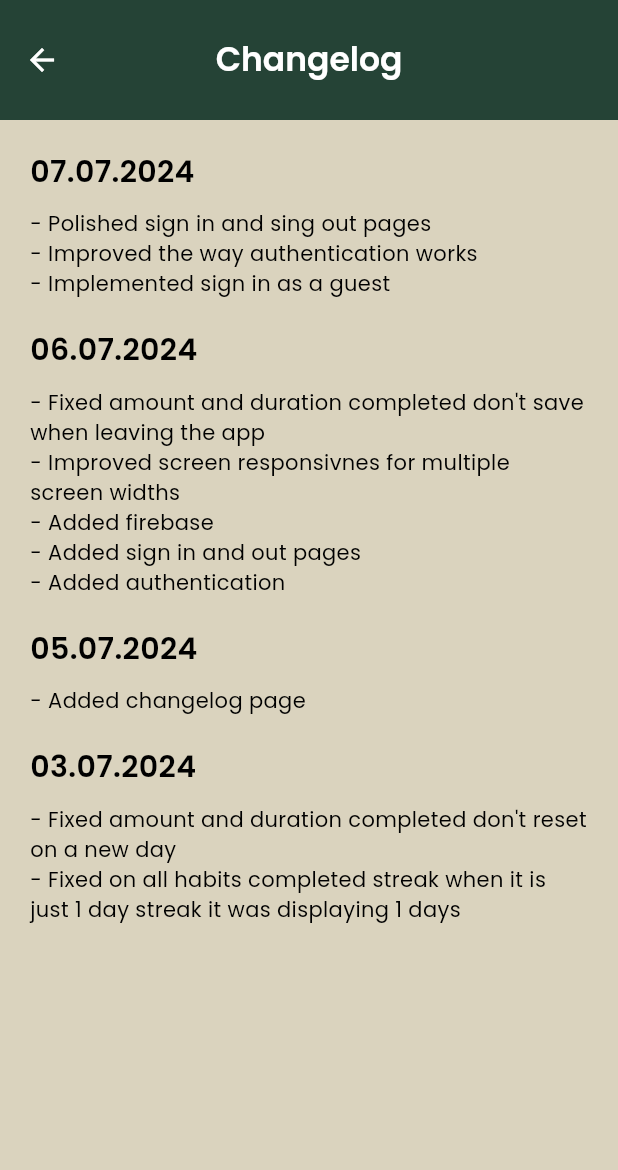
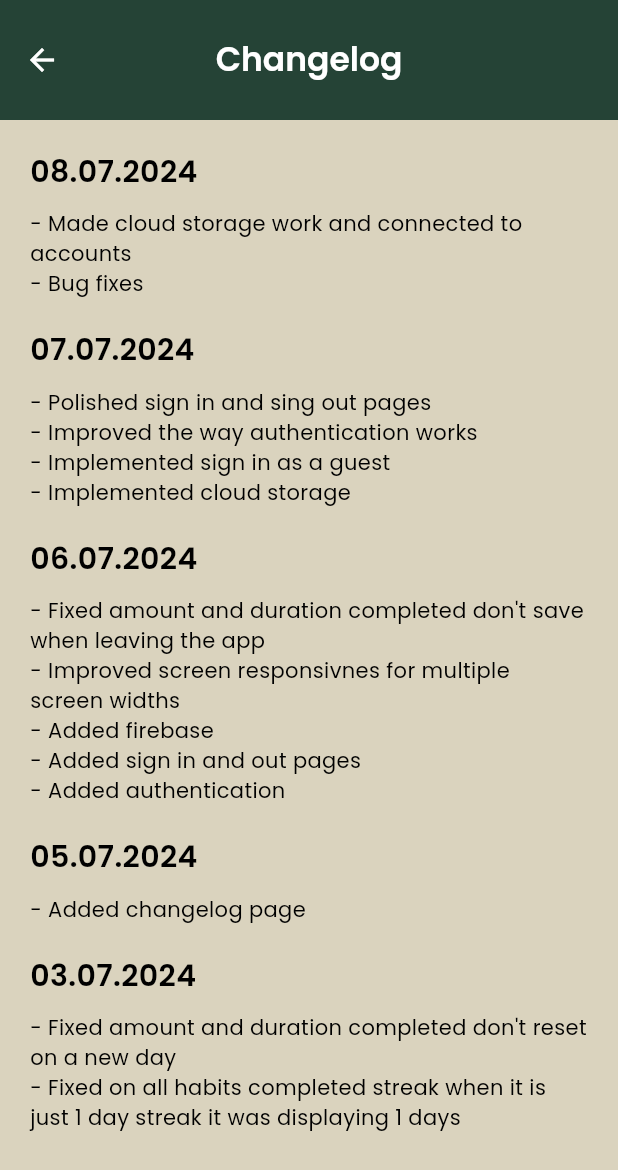
Before and after one commit to ashellz/habitt, a Flutter app: the ChangelogPage screen opened directly, on a phone screen of 412 x 824 dp. Shown: the top 1170 px of the screen. Run offline on Flutter 3.47's test engine with Material 3 defaults, Android fonts, the phone set to English and light mode, and no system bars; our stand-ins replace awesome_notifications, firebase_auth, firebase_core, firebase_storage, flutter_slidable, fluttertoast and 3 more; missing offline and left inert: icons_flutter, workmanager; accounts and stored records are empty.

```diff
--- a/lib/pages/changelog_page.dart
+++ b/lib/pages/changelog_page.dart
@@ -15,6 +15,23 @@ class ChangelogPage extends StatelessWidget {
       ),
       body: ListView(
         children: const [
+          // 08.07.2024
+          Padding(
+            padding: EdgeInsets.only(top: 20, left: 20, bottom: 10),
+            child: Text(
+              "08.07.2024",
+              style: TextStyle(fontSize: 20, fontWeight: FontWeight.bold),
+            ),
+          ),
+          Padding(
+              padding: EdgeInsets.symmetric(horizontal: 20.0),
+              child: Column(
+                  crossAxisAlignment: CrossAxisAlignment.start,
+                  children: [
+                    Text(
+                        "- Made cloud storage work and connected to accounts\n- Bug fixes")
+                  ])),
+
           // 07.07.2024
           Padding(
             padding: EdgeInsets.only(top: 20, left: 20, bottom: 10),
@@ -25,8 +42,14 @@ class ChangelogPage extends StatelessWidget {
           ),
           Padding(
             padding: EdgeInsets.symmetric(horizontal: 20.0),
-            child: Text(
-                "- Polished sign in and sing out pages\n- Improved the way authentication works\n- Implemented sign in as a guest"),
+            child: Column(
+              crossAxisAlignment: CrossAxisAlignment.start,
+              children: [
+                Text(
+                    "- Polished sign in and sing out pages\n- Improved the way authentication works\n- Implemented sign in as a guest"),
+                Text("- Implemented cloud storage"),
+              ],
+            ),
           ),
 
           // 06.07.2024
--- a/lib/services/storage_service.dart
+++ b/lib/services/storage_service.dart
@@ -3,9 +3,11 @@ import 'package:firebase_auth/firebase_auth.dart';
 import 'package:firebase_storage/firebase_storage.dart';
 import 'package:flutter/material.dart';
 import 'package:fluttertoast/fluttertoast.dart';
+import 'package:habit_tracker/pages/settings_page.dart';
 import 'package:path_provider/path_provider.dart';
 
 String? userId = FirebaseAuth.instance.currentUser?.uid;
+bool dataDownloaded = false;
 
 Future<String> getApplicationDocumentsDirectoryPath() async {
   final directory = await getApplicationDocumentsDirectory();
@@ -42,6 +44,7 @@ Future<void> uploadFolderToFirebase(String folderPath, String? userId) async {
         }
       }
     }
+    uploadButtonEnabled = true;
     Fluttertoast.showToast(
       msg: 'Data uploaded',
       toastLength: Toast.LENGTH_SHORT,
@@ -87,4 +90,5 @@ Future<void> restoreHiveBoxesFromFirebase(String? userId) async {
       print('Failed to download file: ${item.name}, error: $e');
     }
   }
+  dataDownloaded = true;
 }
```
Also changed, not shown: lib/main.dart (+6 -37 lines), lib/pages/home_page.dart (+7 -2 lines), lib/pages/settings_page.dart (+3 -7 lines), lib/services/auth_service.dart (+25 -5 lines), lib/util/functions/fillKeys.dart (+36 -1 lines), lib/util/functions/hiveBoxes.dart (added, +38 -0 lines).
